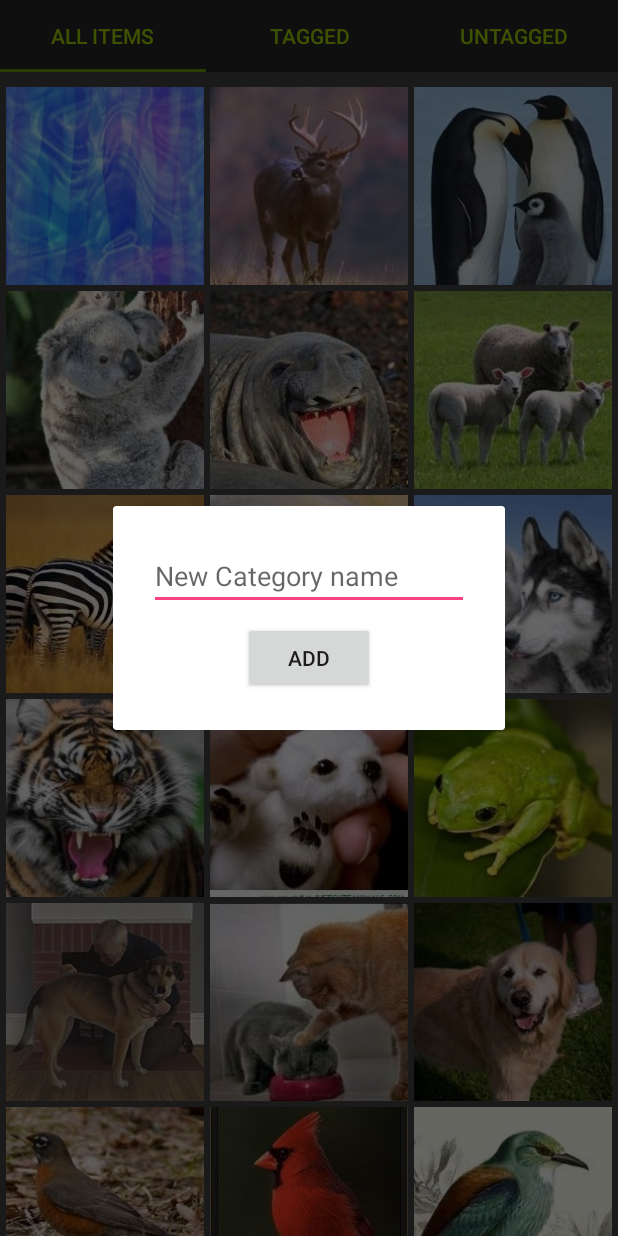
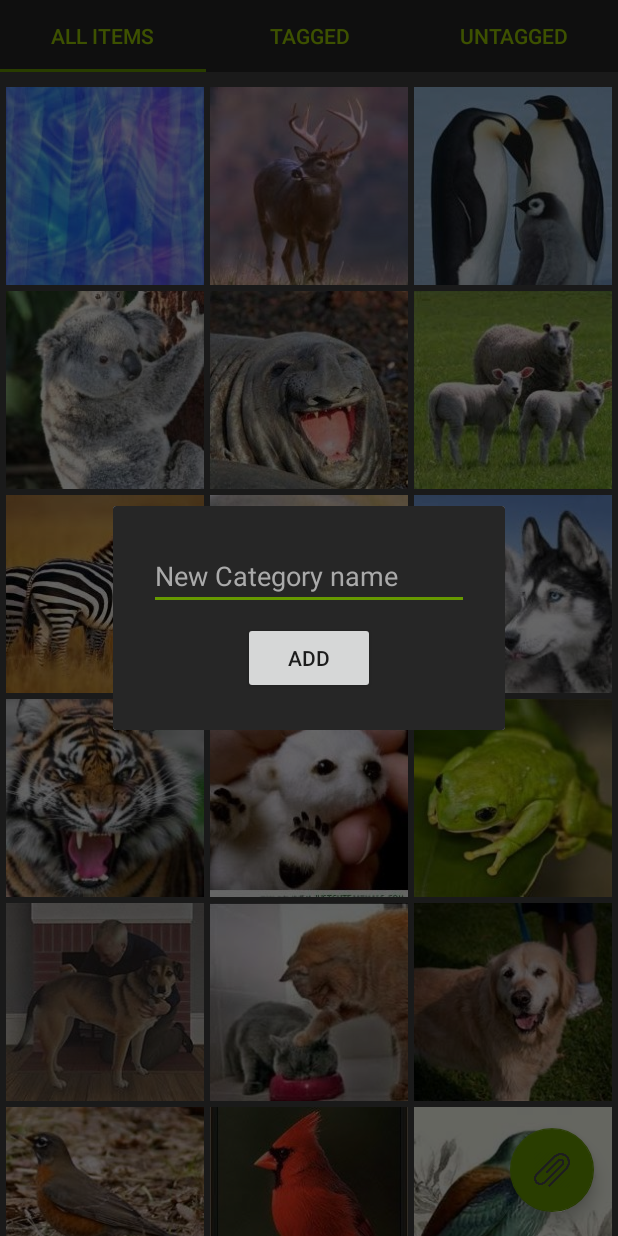
Before and after one commit to akhil-code/gallery-app-android, an Android app: the fragment AddCategoryFragment placed in its activity, on a phone screen of 412 x 824 dp. Run offline under Robolectric (Android 15) with nearby library versions, the phone set to English and light mode, and no system bars.

Commit message:
UI changes

```diff
--- a/app/src/main/java/com/techg/restaurant/TaggedViewVerticalAdapter.java
+++ b/app/src/main/java/com/techg/restaurant/TaggedViewVerticalAdapter.java
@@ -42,6 +42,12 @@ public class TaggedViewVerticalAdapter extends RecyclerView.Adapter<TaggedViewVe
     @Override
     public void onBindViewHolder(ViewHolder holder, final int position) {
         holder.title.setText(categories.get(position).name);
+        ArrayList<Item> items = Item.getItemsOfCategoryFromDb(db, categories.get(position));
+        if(items.size() == 0)
+            holder.view.setVisibility(View.INVISIBLE);
+        else
+            holder.view.setVisibility(View.VISIBLE);
+
         holder.title.setOnLongClickListener(new View.OnLongClickListener() {
             @Override
             public boolean onLongClick(View view) {
--- a/app/src/main/res/layout/fragment_add_category.xml
+++ b/app/src/main/res/layout/fragment_add_category.xml
@@ -1,18 +1,14 @@
 <?xml version="1.0" encoding="utf-8"?>
-<FrameLayout xmlns:android="http://schemas.android.com/apk/res/android"
+<android.support.constraint.ConstraintLayout
+    xmlns:android="http://schemas.android.com/apk/res/android"
     xmlns:app="http://schemas.android.com/apk/res-auto"
     xmlns:tools="http://schemas.android.com/tools"
+    tools:context=".AddCategoryFragment"
+    android:background="#262626"
     android:layout_width="match_parent"
-    android:layout_height="wrap_content"
-    tools:context=".AddCategoryFragment">
+    android:layout_height="wrap_content">
 
-    <!-- TODO: Update blank fragment layout -->
-
-    <android.support.constraint.ConstraintLayout
-        android:layout_width="match_parent"
-        android:layout_height="match_parent">
-
-        <EditText
+    <android.support.v7.widget.AppCompatEditText
         android:id="@+id/new_category_field"
         android:layout_width="wrap_content"
         android:layout_height="wrap_content"
@@ -24,6 +20,10 @@
         android:ems="10"
         android:hint="@string/add_category_hint"
         android:inputType="textPersonName"
+        android:textColor="@android:color/darker_gray"
+        android:textColorHint="@android:color/darker_gray"
+        android:textColorLink="@android:color/holo_green_dark"
+        app:backgroundTint="@android:color/holo_green_dark"
         app:layout_constraintEnd_toEndOf="parent"
         app:layout_constraintStart_toStartOf="parent"
         app:layout_constraintTop_toTopOf="parent" />
@@ -44,4 +44,3 @@
         app:layout_constraintStart_toStartOf="parent"
         app:layout_constraintTop_toBottomOf="@+id/new_category_field" />
 </android.support.constraint.ConstraintLayout>
-</FrameLayout>
--- a/app/src/main/res/layout/fragment_recycler_grid.xml
+++ b/app/src/main/res/layout/fragment_recycler_grid.xml
@@ -1,14 +1,24 @@
 <?xml version="1.0" encoding="utf-8"?>
 <FrameLayout xmlns:android="http://schemas.android.com/apk/res/android"
+    xmlns:app="http://schemas.android.com/apk/res-auto"
     xmlns:tools="http://schemas.android.com/tools"
     android:layout_width="match_parent"
-    android:layout_height="wrap_content"
+    android:layout_height="match_parent"
     tools:context=".RecyclerGridFragment">
 
-    <!-- TODO: Update blank fragment layout -->
 
     <android.support.v7.widget.RecyclerView
         android:id="@+id/recycler_grid"
         android:layout_width="match_parent"
         android:layout_height="wrap_content" />
+
+    <android.support.design.widget.FloatingActionButton
+        android:id="@+id/fab"
+        android:layout_width="wrap_content"
+        android:layout_height="wrap_content"
+        android:layout_gravity="end|bottom"
+        android:layout_margin="16dp"
+        android:src="@drawable/attach_icon"
+        app:backgroundTint="@android:color/holo_green_dark" />
+
 </FrameLayout>
--- a/app/src/main/res/layout/tag_checkbox.xml
+++ b/app/src/main/res/layout/tag_checkbox.xml
@@ -11,6 +11,7 @@
         android:layout_height="wrap_content"
         android:padding="16dp"
         android:text="CheckBox"
+        android:textColor="@android:color/darker_gray"
         app:layout_constraintStart_toStartOf="parent"
         app:layout_constraintTop_toTopOf="parent" />
 </android.support.constraint.ConstraintLayout>
--- a/app/src/main/res/values/styles.xml
+++ b/app/src/main/res/values/styles.xml
@@ -5,7 +5,7 @@
         <!-- Customize your theme here. -->
         <item name="colorPrimary">@color/colorPrimary</item>
         <item name="colorPrimaryDark">@color/colorPrimaryDark</item>
-        <item name="colorAccent">@color/colorAccent</item>
+        <item name="colorAccent">@android:color/holo_green_dark</item>
     </style>
 
 </resources>
```
Also changed, not shown: app/src/main/java/com/techg/restaurant/RecyclerGridFragment.java (+28 -0 lines), app/src/main/java/com/techg/restaurant/TaggedView.java (+27 -0 lines), app/src/main/res/layout/fragment_add_tags.xml (+8 -6 lines), app/src/main/res/layout/fragment_tagged_view.xml (+13 -2 lines), app/src/main/res/drawable/add_button.png (added), app/src/main/res/drawable/attach_icon.png (added), app/src/main/res/drawable/icon.jpg (deleted). Lines whose indentation alone changed are shown as unchanged.
